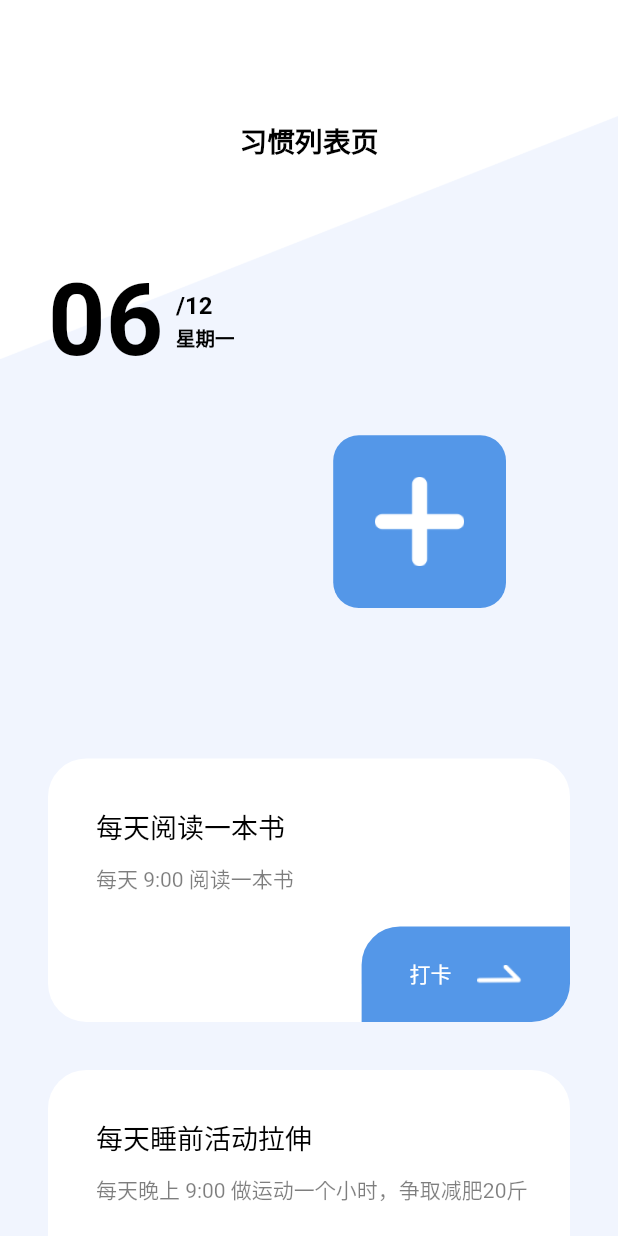
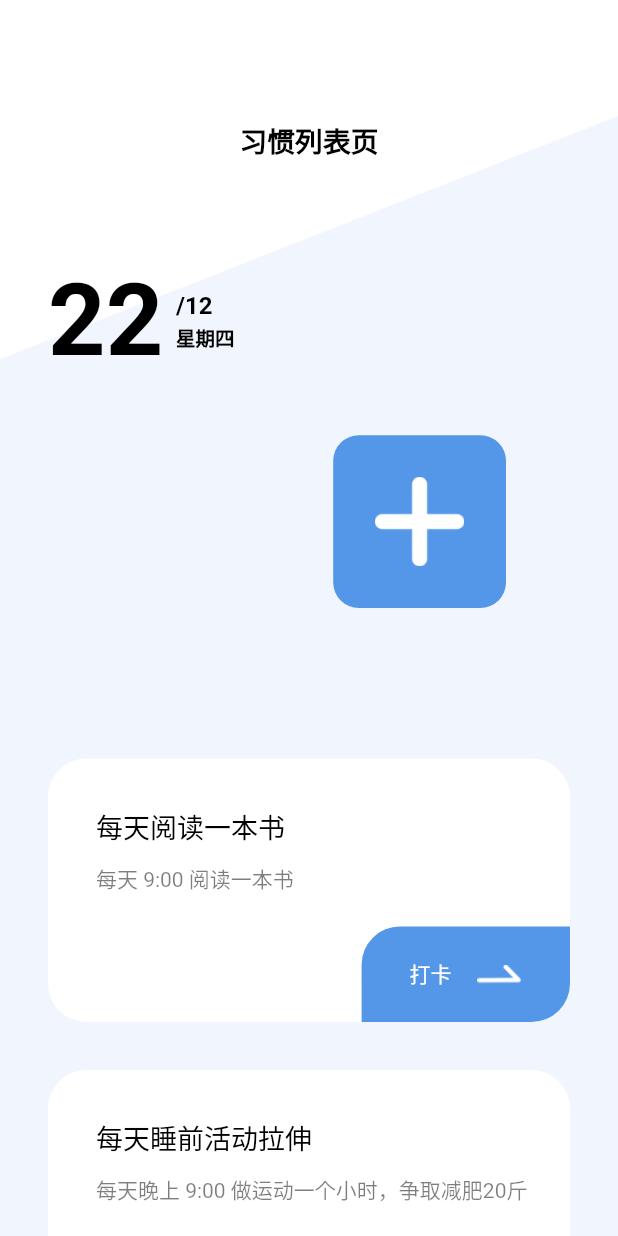
Before and after one commit to jiangkerLove/flutter_demo, a Flutter app: the HabitListPage widget shown alone on an empty page, opened directly, on a phone screen of 412 x 824 dp. Run offline on Flutter 3.47's test engine with Material 2 defaults, Android fonts, the phone set to English and light mode, and no system bars; our stand-ins replace dio, get, image_picker.

Commit message:
星期修改

```diff
--- a/lib/main/comp/habit_list/habit_list_controller.dart
+++ b/lib/main/comp/habit_list/habit_list_controller.dart
@@ -2,8 +2,13 @@ import 'package:app_flutter/common/base_controller.dart';
 import 'package:app_flutter/main/comp/habit_list/api.dart';
 import 'package:app_flutter/main/comp/habit_list/model/habit_list_model.dart';
 
+const weekday = [" ", "星期一", "星期二", "星期三", "星期四", "星期五", "星期六", "星期日"];
+
 class HabitListController extends BaseController<HabitListModel> {
+
   List<Records> habitList = [];
+
+  var dateTime = DateTime.now();
 
   @override
   void onInit() {
--- a/lib/main/comp/habit_list/habit_list_page.dart
+++ b/lib/main/comp/habit_list/habit_list_page.dart
@@ -38,7 +38,7 @@ class HabitListPage extends StatelessWidget {
                           crossAxisAlignment: CrossAxisAlignment.center,
                           children: [
                             FlatText.blod(
-                              "06",
+                              "${controller.dateTime.day}",
                               fontSize: 67,
                               color: Colors.black,
                             ),
@@ -47,13 +47,13 @@ class HabitListPage extends StatelessWidget {
                               crossAxisAlignment: CrossAxisAlignment.start,
                               children: [
                                 FlatText.blod(
-                                  "/12",
+                                  "/${controller.dateTime.month}",
                                   fontSize: 16,
                                   color: Colors.black,
                                 ),
                                 SizedBox(height: 1.dp),
                                 FlatText.blod(
-                                  "星期一",
+                                  weekday[controller.dateTime.weekday],
                                   fontSize: 13,
                                   color: Colors.black,
                                 )
```
